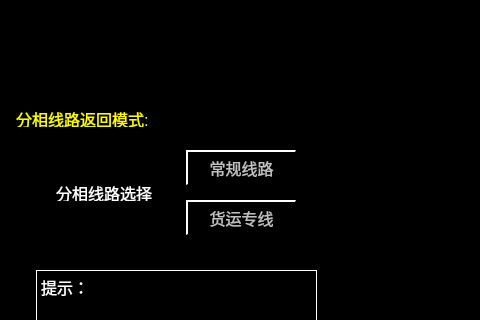
First picture: the form in settng_separation.ui, repository isliulin/Plan85HMI, before the edit; both pictures show x 234 to 714 and y 0 to 320 of the 800 by 500 pixel window.
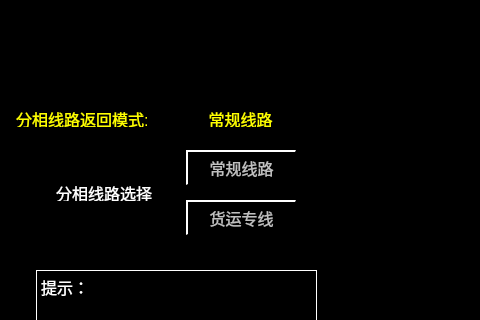
Second picture: the form after the edit.

Patch:
```diff
--- a/settng_separation.ui
+++ b/settng_separation.ui
@@ -124,6 +124,26 @@
     <set>Qt::AlignLeading|Qt::AlignLeft|Qt::AlignTop</set>
    </property>
   </widget>
+  <widget class="QLabel" name="LBL_ReturnMode">
+   <property name="geometry">
+    <rect>
+     <x>404</x>
+     <y>110</y>
+     <width>141</width>
+     <height>17</height>
+    </rect>
+   </property>
+   <property name="styleSheet">
+    <string notr="true">color:rgb(255,255,0);
+</string>
+   </property>
+   <property name="text">
+    <string>常规线路</string>
+   </property>
+   <property name="alignment">
+    <set>Qt::AlignCenter</set>
+   </property>
+  </widget>
  </widget>
  <resources/>
  <connections/>
```
Left out of the diff: 2 changed lines with no effect on the pictures.
